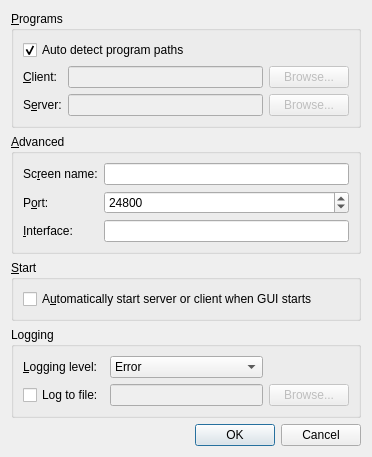
svn2github/synergy-plus, file branches/1.4/src/gui/res/SettingsDialogBase.ui: the form before one commit.
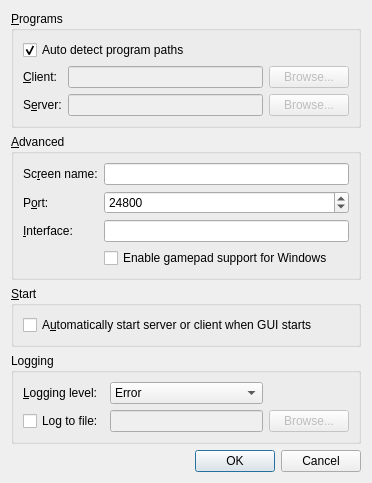
The form after the commit.

Commit message: gui button for gamepad. fixed 64-bit asm issue

```diff
--- a/branches/1.4/src/gui/res/SettingsDialogBase.ui
+++ b/branches/1.4/src/gui/res/SettingsDialogBase.ui
@@ -7,7 +7,7 @@
     <x>0</x>
     <y>0</y>
     <width>372</width>
-    <height>412</height>
+    <height>435</height>
    </rect>
   </property>
   <property name="windowTitle">
@@ -77,6 +77,13 @@
         </property>
        </widget>
       </item>
+      <item row="3" column="1">
+       <widget class="QCheckBox" name="m_pCheckBoxGameDevice">
+        <property name="text">
+         <string>Enable gamepad support for Windows</string>
+        </property>
+       </widget>
+      </item>
      </layout>
     </widget>
    </item>
```
The commit also changes 8 other files.
